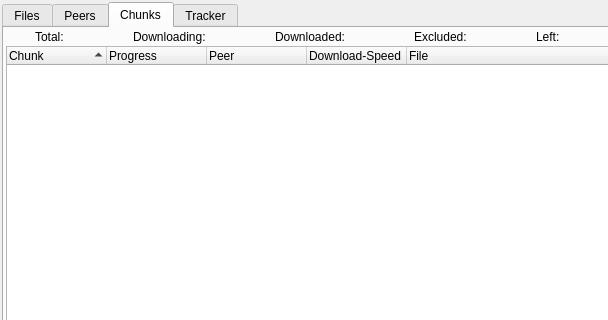
This is transfer-plugins/bittorrent/btadvanceddetailswidget.ui in KDE/kget as Qt 5 draws it before an edit; both pictures show x 0 to 608 and y 0 to 320 of the 733 by 424 pixel window. The edited form follows.
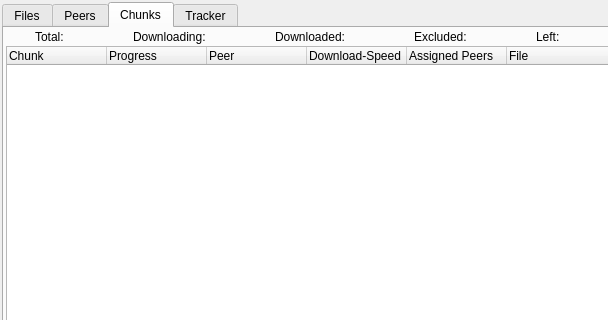
This is the edited form. The open tabs and pages were chosen to show the change. Custom widgets are drawn as their Qt base class.

Commit message: *Show "Assigned Peers"-Column *Fix crash

What changed in the file:
```diff
--- a/transfer-plugins/bittorrent/btadvanceddetailswidget.ui
+++ b/transfer-plugins/bittorrent/btadvanceddetailswidget.ui
@@ -52,7 +52,7 @@
           <bool>false</bool>
          </property>
          <property name="sortingEnabled" >
-          <bool>true</bool>
+          <bool>false</bool>
          </property>
          <property name="animated" >
           <bool>true</bool>
@@ -77,6 +77,11 @@
            <string>Download-Speed</string>
           </property>
          </column>
+         <column>
+          <property name="text" >
+           <string>Assigned Peers</string>
+          </property>
+         </column>
          <column>
           <property name="text" >
            <string>File</string>
```
Left out of the diff: 4 changed lines with no effect on the pictures. The commit also changes 1 other file.
